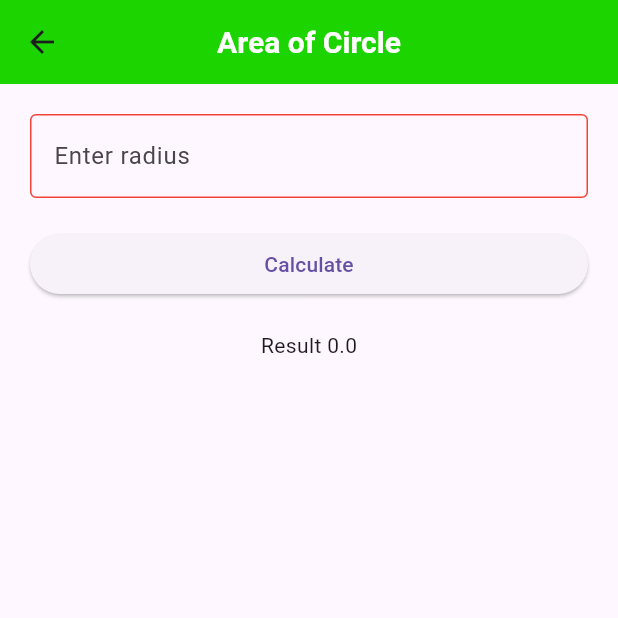
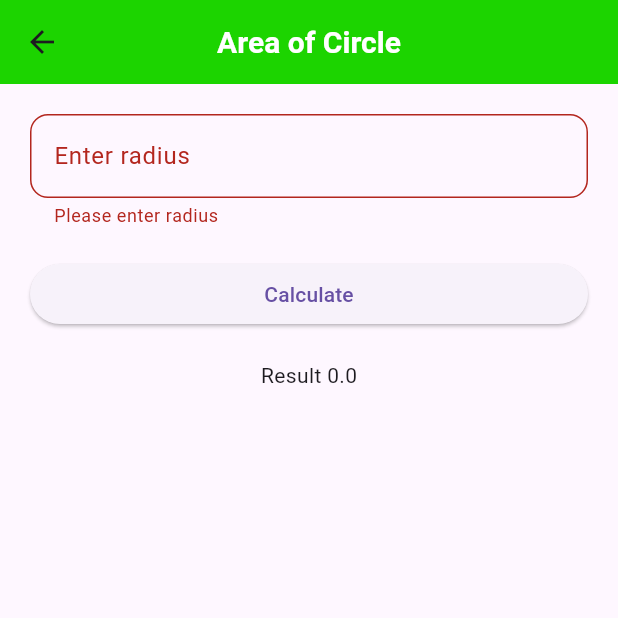
Before and after one commit to 005ishan/dart_assigment_2, a Flutter app: the AreaOfCircleScreen screen opened directly, after a tap on "Calculate", on a phone screen of 412 x 824 dp, the top half of it. Run offline on Flutter 3.47's test engine with Material 3 defaults, Android fonts, the phone set to English and light mode, and no system bars.

Commit message:
validation

```diff
--- a/lib/screens/area_of_circle.dart
+++ b/lib/screens/area_of_circle.dart
@@ -8,56 +8,88 @@ class AreaOfCircleScreen extends StatefulWidget {
 }
 
 class _MyWidgetState extends State<AreaOfCircleScreen> {
-  double radius = 0;
+  TextEditingController radiusController = TextEditingController();
   double result = 0;
+
+  // Global key for form state
+  final _formkey = GlobalKey<FormState>();
+
+  @override
+  void dispose() {
+    radiusController.dispose();
+    super.dispose();
+  }
 
   @override
   Widget build(BuildContext context) {
     return Scaffold(
       appBar: AppBar(
-        title: Text("Area of Circle",
+        title: Text(
+          "Area of Circle",
           style: TextStyle(
             color: Colors.white,
             fontSize: 20,
-          fontWeight: FontWeight.bold,)
+            fontWeight: FontWeight.bold,
+          ),
         ),
         centerTitle: true,
         backgroundColor: const Color.fromARGB(255, 28, 212, 0),
       ),
       body: Padding(
         padding: EdgeInsets.all(20),
+        child: Form(
+          key: _formkey,
           child: Column(
             children: [
-            TextField(
-              onChanged: (value) {
-                radius = double.parse(value);
+              TextFormField(
+                controller: radiusController,
+                keyboardType: TextInputType.numberWithOptions(decimal: true),
+                validator: (value) {
+                  if (value == null || value.isEmpty) {
+                    return 'Please enter radius';
+                  }
+                  final parsed = double.tryParse(value);
+                  if (parsed == null) {
+                    return 'Enter a valid number';
+                  }
+                  return null;
                 },
                 decoration: InputDecoration(
                   labelText: "Enter radius",
                   border: OutlineInputBorder(
-                  borderRadius: BorderRadius.all(Radius.circular(10.0)),
+                    borderRadius: BorderRadius.all(Radius.circular(12)),
                   ),
+
                   enabledBorder: OutlineInputBorder(
-                  borderSide: BorderSide(color: Colors.red),
+                    borderSide: BorderSide(color: Colors.black),
+                    borderRadius: BorderRadius.all(Radius.circular(12)),
                   ),
+
                   focusedBorder: OutlineInputBorder(
-                  borderSide: BorderSide(color: Colors.green)
+                    borderSide: BorderSide(color: Colors.green),
+                    borderRadius: BorderRadius.all(Radius.circular(12)),
                   ),
                 ),
               ),
-            SizedBox(height: 20,),
+              SizedBox(height: 20),
               SizedBox(
                 width: double.infinity,
-              child: ElevatedButton(onPressed:(){
+                child: ElevatedButton(
+                  onPressed: () {
+                    if (_formkey.currentState!.validate()) {
                       setState(() {
-                  result = 3.14 * radius * radius;
+                        final radius = double.parse(radiusController.text);
+                        result = (3.14 * radius * radius).ceilToDouble();
                       });
-              }, child: Text("Calculate")),
+                    }
+                  },
+                  child: Text("Calculate"),
                 ),
-            SizedBox(height: 20,),
+              ),
+              SizedBox(height: 20),
               Text("Result $result"),
-
             ],
+          ),
         ),
       ),
     );
```
Also changed, not shown: lib/screens/arithmetic_screen.dart (+51 -55 lines). Lines whose indentation alone changed are shown as unchanged.
